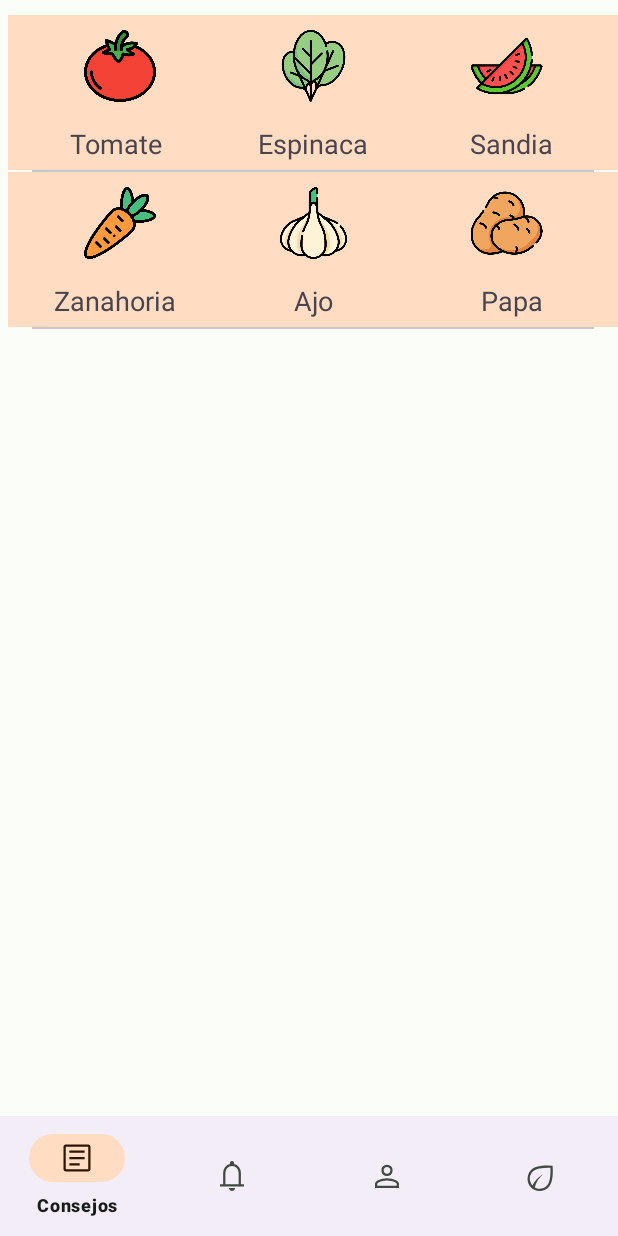
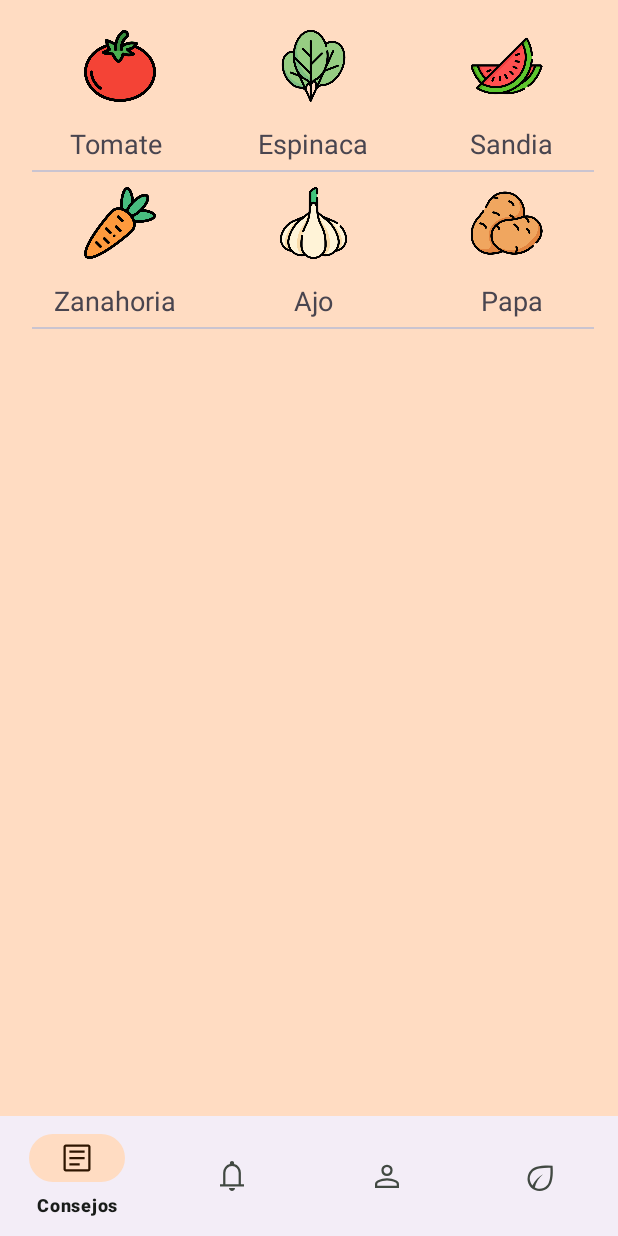
Before and after one commit to angiecamelo28/Gaia, an Android app: the screen it shows after launch (SugerenciaCultivo before the commit, ContenedorFragment after it), after a tap on "Sugerencia cultivo", on a phone screen of 412 x 824 dp. Run offline under Robolectric (Android 15) with nearby library versions, the phone set to English and light mode, and no system bars.

Commit message:
Creacion de fragmentos sugerencia de cultivos

```diff
--- a/app/src/main/java/com/example/gaia/MainActivity.java
+++ b/app/src/main/java/com/example/gaia/MainActivity.java
@@ -3,7 +3,6 @@ package com.example.gaia;
 
 import androidx.appcompat.app.AppCompatActivity;
 
-import android.annotation.SuppressLint;
 import android.content.Intent;
 import android.database.sqlite.SQLiteDatabase;
 import android.os.Bundle;
@@ -11,7 +10,7 @@ import android.view.View;
 import android.widget.Button;
 import android.widget.Toast;
 
-import com.example.gaia.controlador.SugerenciaCultivo;
+import com.example.gaia.controlador.ContenedorFragment;
 import com.example.gaia.db.ConexionDB;
 
 public class MainActivity extends AppCompatActivity {
@@ -44,7 +43,7 @@ public class MainActivity extends AppCompatActivity {
         btnSugerencia.setOnClickListener(new View.OnClickListener() {
             @Override
             public void onClick(View view) {
-                Intent intento = new Intent(getApplicationContext(), SugerenciaCultivo.class);
+                Intent intento = new Intent(getApplicationContext(), ContenedorFragment.class);
                 startActivity(intento);
             }
         });
--- /dev/null
+++ b/app/src/main/java/com/example/gaia/controlador/ContenedorFragment.kt
@@ -0,0 +1,24 @@
+package com.example.gaia.controlador
+
+import android.os.Bundle
+import android.view.LayoutInflater
+import android.view.View
+import android.view.ViewGroup
+import androidx.appcompat.app.AppCompatActivity
+import androidx.fragment.app.Fragment
+import com.example.gaia.R
+
+class ContenedorFragment: AppCompatActivity() {
+    override fun onCreate(savedInstanceState: Bundle?) {
+        super.onCreate(savedInstanceState)
+        setContentView(R.layout.fragmento_contenedor);
+
+        if(savedInstanceState ==null){
+            supportFragmentManager.beginTransaction()
+                .setReorderingAllowed(true)
+                .add(R.id.fragment_container_view, SugerenciaCultivoFragment::class.java,  null, "todo")
+                .commit()
+        }
+    }
+
+}
--- a/app/src/main/java/com/example/gaia/controlador/SugerenciaCultivo.java
+++ /dev/null
@@ -1,20 +0,0 @@
-package com.example.gaia.controlador;
-
-import androidx.appcompat.app.AppCompatActivity;
-
-import android.os.Bundle;
-
-import com.example.gaia.R;
-import com.google.android.material.bottomappbar.BottomAppBar;
-
-public class SugerenciaCultivo extends AppCompatActivity {
-
-    @Override
-    protected void onCreate(Bundle savedInstanceState) {
-        super.onCreate(savedInstanceState);
-        setContentView(R.layout.activity_sugerencia_cultivo);
-
-//        BottomAppBar bottomAppBar = findViewById(R.id.bottomAppBar);
-//                setSupportActionBar(findViewById(R.id.bottomAppBar));
-    }
-}
--- /dev/null
+++ b/app/src/main/java/com/example/gaia/controlador/SugerenciaCultivoFragment.kt
@@ -0,0 +1,45 @@
+package com.example.gaia.controlador
+
+import android.os.Bundle
+import android.view.LayoutInflater
+import android.view.View
+import android.view.ViewGroup
+import android.widget.ImageView
+import android.widget.TextView
+import androidx.fragment.app.Fragment
+import com.example.gaia.R
+
+class SugerenciaCultivoFragment : Fragment() {
+
+    override fun onCreate(savedInstanceState: Bundle?) {
+        super.onCreate(savedInstanceState)
+    }
+
+    override fun onCreateView(
+        inflater: LayoutInflater,
+        container: ViewGroup?,
+        savedInstanceState: Bundle?
+    ): View? {
+        val fragmento = inflater.inflate(R.layout.fragmento_sugerencia_cultivo, container, false)
+
+        val detail: ImageView = fragmento.findViewById(R.id.imgTomate)
+
+        detail.setOnClickListener(View.OnClickListener {
+
+            val datos = Bundle()
+            datos.putString("nombreCultivo", "Tomate")
+            datos.putString("cosecha","Cada 90 días")
+            datos.putString("imagen","tomate")
+            activity?.getSupportFragmentManager()?.beginTransaction()
+                ?.setReorderingAllowed(true)
+                ?.replace(R.id.fragment_container_view, DetalleCultivoFragment::class.java, datos, "detail")
+                ?.addToBackStack("")
+                ?.commit()
+        })
+
+        return fragmento
+    }
+
+
+
+}
--- a/app/src/main/res/layout/activity_sugerencia_cultivo.xml
+++ /dev/null
@@ -1,129 +0,0 @@
-<?xml version="1.0" encoding="utf-8"?>
-<androidx.coordinatorlayout.widget.CoordinatorLayout xmlns:android="http://schemas.android.com/apk/res/android"
-    xmlns:app="http://schemas.android.com/apk/res-auto"
-    xmlns:tools="http://schemas.android.com/tools"
-    android:layout_width="match_parent"
-    android:layout_height="match_parent"
-    android:orientation="vertical"
-    tools:context=".controlador.SugerenciaCultivo">
-
-        <TableLayout
-            android:layout_width="match_parent"
-            android:layout_height="match_parent"
-            android:layout_marginTop="10dp"
-            android:paddingLeft="5dp">
-
-                <TableRow android:background="@color/md_theme_light_secondaryContainer" android:padding="10dp">
-                        <ImageView
-                            android:layout_width="wrap_content"
-                            android:layout_height="48dp"
-                            android:layout_weight="1"
-                            android:clickable="true"
-                            android:src="@drawable/tomate" />
-                        <ImageView
-                            android:layout_width="wrap_content"
-                            android:layout_height="48dp"
-                            android:layout_weight="1"
-                            android:clickable="true"
-                            android:src="@drawable/espinaca" />
-                        <ImageView
-                            android:layout_width="wrap_content"
-                            android:layout_height="48dp"
-                            android:layout_weight="1"
-                            android:clickable="true"
-                            android:src="@drawable/sandia" />
-
-
-                </TableRow>
-                <TableRow android:background="@color/md_theme_light_secondaryContainer" android:padding="5dp">
-                        <TextView
-                            android:layout_width="wrap_content"
-                            android:layout_height="wrap_content"
-                            android:layout_weight="1"
-                            android:gravity="center"
-                            android:textSize="18sp"
-                            android:text="@string/tabla_tomate" />
-                        <TextView
-                            android:layout_width="wrap_content"
-                            android:layout_height="wrap_content"
-                            android:layout_weight="1"
-                            android:gravity="center"
-                            android:textSize="18sp"
-                            android:text="@string/tabla_espinaca" />
-                        <TextView
-                            android:layout_width="wrap_content"
-                            android:layout_height="wrap_content"
-                            android:layout_weight="1"
-                            android:gravity="center"
-                            android:textSize="18sp"
-                            android:text="@string/tabla_sandia" />
-                </TableRow>
-                <com.google.android.material.divider.MaterialDivider
-                    android:layout_width="match_parent"
-                    android:layout_height="wrap_content"
-                    app:dividerInsetStart="16dp"
-                    app:dividerInsetEnd="16dp"/>
-                <TableRow android:background="@color/md_theme_light_secondaryContainer" android:padding="10dp">
-                        <ImageView
-                            android:layout_width="wrap_content"
-                            android:layout_height="48dp"
-                            android:layout_weight="1"
-                            android:clickable="true"
-                            android:src="@drawable/zanahoria" />
-                        <ImageView
-                            android:layout_width="wrap_content"
-                            android:layout_height="48dp"
-                            android:layout_weight="1"
-                            android:clickable="true"
-                            android:src="@drawable/ajo" />
-                        <ImageView
-                            android:layout_width="wrap_content"
-                            android:layout_height="48dp"
-                            android:layout_weight="1"
-                            android:clickable="true"
-                            android:src="@drawable/papa" />
-                </TableRow>
-
-                <TableRow android:background="@color/md_theme_light_secondaryContainer" android:padding="5dp">
-                        <TextView
-                            android:layout_width="wrap_content"
-                            android:layout_height="wrap_content"
-                            android:layout_weight="1"
-                            android:gravity="center"
-                            android:textSize="18sp"
-                            android:text="@string/tabla_zanahora" />
-                        <TextView
-                            android:layout_width="wrap_content"
-                            android:layout_height="wrap_content"
-                            android:layout_weight="1"
-                            android:gravity="center"
-                            android:textSize="18sp"
-                            android:text="@string/tabla_ajo" />
-                        <TextView
-                            android:layout_width="wrap_content"
-                            android:layout_height="wrap_content"
-                            android:layout_weight="1"
-                            android:gravity="center"
-                            android:textSize="18sp"
-                            android:text="@string/tabla_papa" />
-
-                </TableRow>
-                <com.google.android.material.divider.MaterialDivider
-                    android:layout_width="match_parent"
-                    android:layout_height="wrap_content"
-                    app:dividerInsetStart="16dp"
-                    app:dividerInsetEnd="16dp"/>
-
-        </TableLayout>
-
-        <com.google.android.material.bottomnavigation.BottomNavigationView
-            android:id="@+id/bottomAppBar"
-            android:layout_width="match_parent"
-            android:layout_height="wrap_content"
-            app:menu="@menu/bottom_navigation_menu"
-            android:layout_gravity="bottom"
-            app:hideOnScroll="true"
-            app:navigationIcon="@drawable/ic_baseline_menu_48"/>
-
-
-</androidx.coordinatorlayout.widget.CoordinatorLayout>
--- /dev/null
+++ b/app/src/main/res/layout/fragmento_contenedor.xml
@@ -0,0 +1,22 @@
+<?xml version="1.0" encoding="utf-8"?>
+<androidx.constraintlayout.widget.ConstraintLayout xmlns:android="http://schemas.android.com/apk/res/android"
+    xmlns:app="http://schemas.android.com/apk/res-auto"
+    xmlns:tools="http://schemas.android.com/tools"
+    android:layout_width="match_parent"
+    android:layout_height="match_parent"
+    tools:context=".controlador.ContenedorFragment"
+    android:background="@color/md_theme_light_secondaryContainer">
+
+    <FrameLayout
+        android:layout_width="match_parent"
+        android:layout_height="match_parent">
+        <androidx.fragment.app.FragmentContainerView
+            android:id="@+id/fragment_container_view"
+            android:layout_width="match_parent"
+            android:layout_height="match_parent"
+            android:name="com.example.gaia.controlador.SugerenciaCultivoFragment"
+            app:navGraph="@navigation/nav_graph"
+            tools:ignore="FragmentTagUsage"
+             />
+    </FrameLayout>
+</androidx.constraintlayout.widget.ConstraintLayout>
--- /dev/null
+++ b/app/src/main/res/layout/fragmento_sugerencia_cultivo.xml
@@ -0,0 +1,136 @@
+<?xml version="1.0" encoding="utf-8"?>
+<androidx.coordinatorlayout.widget.CoordinatorLayout xmlns:android="http://schemas.android.com/apk/res/android"
+    xmlns:app="http://schemas.android.com/apk/res-auto"
+    xmlns:tools="http://schemas.android.com/tools"
+    android:id="@+id/tablaLayout"
+    android:layout_width="match_parent"
+    android:layout_height="match_parent"
+    android:orientation="vertical"
+
+    android:background="@color/md_theme_light_secondaryContainer"
+    tools:context=".controlador.SugerenciaCultivoFragment">
+
+
+    <TableLayout
+        android:layout_width="match_parent"
+        android:layout_height="match_parent"
+        android:layout_marginTop="10dp"
+        android:paddingLeft="5dp">
+
+        <TableRow android:background="@color/md_theme_light_secondaryContainer" android:padding="10dp">
+            <ImageView
+                android:id="@+id/imgTomate"
+                android:layout_width="wrap_content"
+                android:layout_height="48dp"
+                android:layout_weight="1"
+                android:clickable="true"
+                android:onClick="mostrarDetallesTomate"
+                android:contentDescription="@string/tabla_tomate"
+                android:src="@drawable/tomate"
+                />
+            <ImageView
+                android:layout_width="wrap_content"
+                android:layout_height="48dp"
+                android:layout_weight="1"
+                android:contentDescription="@string/tabla_espinaca"
+                android:src="@drawable/espinaca" />
+            <ImageView
+                android:layout_width="wrap_content"
+                android:layout_height="48dp"
+                android:layout_weight="1"
+                android:contentDescription="@string/tabla_sandia"
+                android:src="@drawable/sandia" />
+
+
+        </TableRow>
+        <TableRow android:background="@color/md_theme_light_secondaryContainer" android:padding="5dp">
+            <TextView
+                android:layout_width="wrap_content"
+                android:layout_height="wrap_content"
+                android:layout_weight="1"
+                android:gravity="center"
+                android:textSize="18sp"
+                android:text="@string/tabla_tomate" />
+            <TextView
+                android:layout_width="wrap_content"
+                android:layout_height="wrap_content"
+                android:layout_weight="1"
+                android:gravity="center"
+                android:textSize="18sp"
+                android:text="@string/tabla_espinaca" />
+            <TextView
+                android:layout_width="wrap_content"
+                android:layout_height="wrap_content"
+                android:layout_weight="1"
+                android:gravity="center"
+                android:textSize="18sp"
+                android:text="@string/tabla_sandia" />
+        </TableRow>
+        <com.google.android.material.divider.MaterialDivider
+            android:layout_width="match_parent"
+            android:layout_height="wrap_content"
+            app:dividerInsetStart="16dp"
+            app:dividerInsetEnd="16dp"/>
+        <TableRow android:background="@color/md_theme_light_secondaryContainer" android:padding="10dp">
+            <ImageView
+                android:layout_width="wrap_content"
+                android:layout_height="48dp"
+                android:layout_weight="1"
+                android:contentDescription="@string/tabla_zanahora"
+                android:src="@drawable/zanahoria" />
+            <ImageView
+                android:layout_width="wrap_content"
+                android:layout_height="48dp"
+                android:layout_weight="1"
+                android:contentDescription="@string/tabla_ajo"
+                android:src="@drawable/ajo" />
+            <ImageView
+                android:layout_width="wrap_content"
+                android:layout_height="48dp"
+                android:layout_weight="1"
+                android:contentDescription="@string/tabla_papa"
+                android:src="@drawable/papa" />
+        </TableRow>
+
+        <TableRow android:background="@color/md_theme_light_secondaryContainer" android:padding="5dp">
+            <TextView
+                android:layout_width="wrap_content"
+                android:layout_height="wrap_content"
+                android:layout_weight="1"
+                android:gravity="center"
+                android:textSize="18sp"
+                android:text="@string/tabla_zanahora" />
+            <TextView
+                android:layout_width="wrap_content"
+                android:layout_height="wrap_content"
+                android:layout_weight="1"
+                android:gravity="center"
+                android:textSize="18sp"
+                android:text="@string/tabla_ajo" />
+            <TextView
+                android:layout_width="wrap_content"
+                android:layout_height="wrap_content"
+                android:layout_weight="1"
+                android:gravity="center"
+                android:textSize="18sp"
+                android:text="@string/tabla_papa" />
+
+        </TableRow>
+        <com.google.android.material.divider.MaterialDivider
+            android:layout_width="match_parent"
+            android:layout_height="wrap_content"
+            app:dividerInsetStart="16dp"
+            app:dividerInsetEnd="16dp"/>
+
+    </TableLayout>
+
+    <com.google.android.material.bottomnavigation.BottomNavigationView
+        android:id="@+id/bottomAppBar"
+        android:layout_width="match_parent"
+        android:layout_height="wrap_content"
+        app:menu="@menu/bottom_navigation_menu"
+        android:layout_gravity="bottom"
+        app:hideOnScroll="true"/>
+
+
+</androidx.coordinatorlayout.widget.CoordinatorLayout>
--- /dev/null
+++ b/app/src/main/res/navigation/nav_graph.xml
@@ -0,0 +1,21 @@
+<?xml version="1.0" encoding="utf-8"?>
+<navigation xmlns:android="http://schemas.android.com/apk/res/android"
+    xmlns:app="http://schemas.android.com/apk/res-auto"
+    xmlns:tools="http://schemas.android.com/tools"
+    android:id="@+id/nav_graph"
+    app:startDestination="@id/sugerenciaCultivo">
+
+    <fragment
+        android:id="@+id/sugerenciaCultivo"
+        android:name="com.example.gaia.controlador.SugerenciaCultivoFragment"
+        android:label="@string/tabla_tomate"
+        tools:layout="@layout/fragmento_sugerencia_cultivo"
+        />
+    <fragment
+        android:id="@+id/detalleCultivo"
+        android:name="com.example.gaia.controlador.DetalleCultivoFragment"
+        android:label="@string/tabla_tomate"
+        tools:layout="@layout/fragmento_detalle_cultivo"
+        />
+
+</navigation>
--- a/app/src/main/res/values/strings.xml
+++ b/app/src/main/res/values/strings.xml
@@ -10,4 +10,6 @@
     <string name="tabla_zanahora">Zanahoria</string>
     <string name="tabla_ajo">Ajo</string>
     <string name="tabla_papa">Papa</string>
+    <string name="txt_cosecha_tomate">Cosecha en 90 días</string>
+
 </resources>
--- a/build.gradle
+++ b/build.gradle
@@ -2,4 +2,5 @@
 plugins {
     id 'com.android.application' version '7.3.1' apply false
     id 'com.android.library' version '7.3.1' apply false
+    id 'org.jetbrains.kotlin.android' version '1.8.0-Beta' apply false
 }
```
Also changed, not shown: app/build.gradle (+5 -2 lines), app/src/main/AndroidManifest.xml (+8 -1 lines), app/src/main/java/com/example/gaia/controlador/DetalleCultivoFragment.kt (added, +45 -0 lines), app/src/main/res/layout/fragmento_detalle_cultivo.xml (added, +42 -0 lines), app/src/main/res/drawable-v24/transparencia.png (added).
